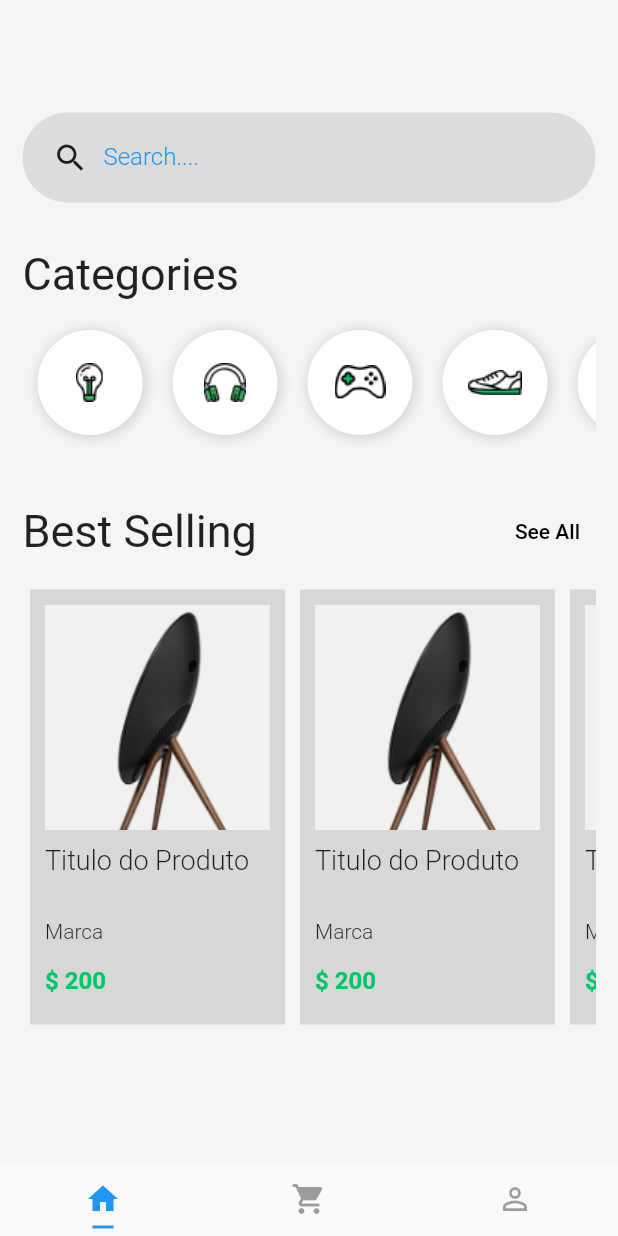
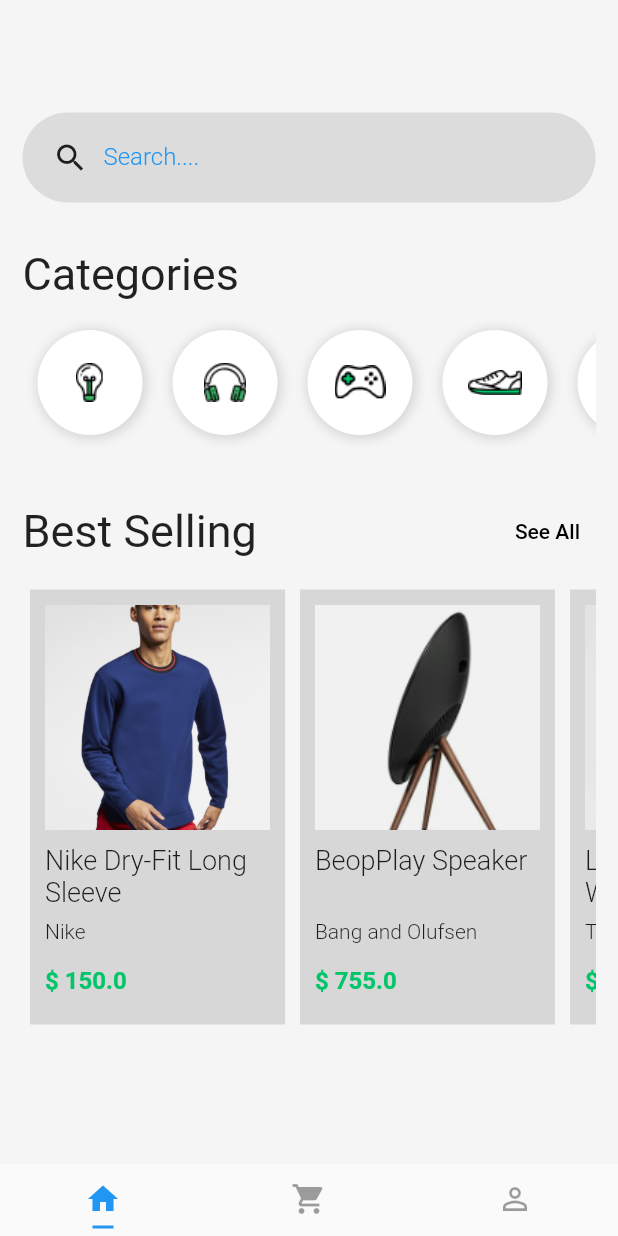
Before and after one commit to FelipeDias28/flutter-layout, a Flutter app: the screen it shows after launch, on a phone screen of 412 x 824 dp. Run offline on Flutter 3.47's test engine with Material 2 defaults, Android fonts, the phone set to English and light mode, and no system bars.

Commit message:
componentizado ProductCard

```diff
--- a/lib/pages/home.page.dart
+++ b/lib/pages/home.page.dart
@@ -1,6 +1,6 @@
 import 'package:flutter/material.dart';
-import 'package:shopping/pages/product.page.dart';
 import 'package:shopping/widgets/category/category-list.widget.dart';
+import 'package:shopping/widgets/product/product-card.widget.dart';
 import 'package:shopping/widgets/search-box.widget.dart';
 
 class HomePage extends StatelessWidget {
@@ -77,76 +77,30 @@
     width: 70,
     child: ListView(
       scrollDirection: Axis.horizontal, // Altera a direção do scrool
-      children: [
-        productItem(context),
-        productItem(context),
-        productItem(context),
-        productItem(context),
-        productItem(context),
-        productItem(context),
-        productItem(context),
-      ],
-    ),
-  );
-}
-
-Widget productItem(BuildContext context) {
-  return Container(
-    padding: const EdgeInsets.all(10),
-    margin: const EdgeInsets.all(5),
-    width: 170,
-    color: Colors.black12,
-    child: Column(
-      crossAxisAlignment: CrossAxisAlignment.start,
-      children: [
-        GestureDetector(
-          // Esse Widget pode ser utilizado em qualquer lugar para realizar uma ação
-          onTap: () {
-            Navigator.push(
-              context,
-              MaterialPageRoute(
-                builder: (context) => const ProductPage(),
-              ),
-            );
-          },
-          child: Image.asset(
-            "assets/product-1.png",
-            width: 170, // Sempre o mesmo do container
-            height: 150,
-            fit: BoxFit
-                .cover, // Expande a imagem até a largura e altura cobrir 100% da imagem
-          ),
+      children: const [
+        ProductCard(
+          image: "assets/product-10.png",
+          title: "Nike Dry-Fit Long Sleeve",
+          description: "Nike",
+          price: 150,
         ),
-        const SizedBox(
-          height: 10,
+        ProductCard(
+          image: "assets/product-1.png",
+          title: "BeopPlay Speaker",
+          description: "Bang and Olufsen",
+          price: 755,
         ),
-        const SizedBox(
-          height: 50,
-          child: Text(
-            "Titulo do Produto",
-            style: TextStyle(
-              fontSize: 18,
-              fontWeight: FontWeight.w300,
-            ),
-          ),
+        ProductCard(
+          image: "assets/product-2.png",
+          title: "Leather Wristwatch",
+          description: "Tag Heuer",
+          price: 450,
         ),
-        const Text(
-          "Marca",
-          style: TextStyle(
-            fontSize: 14,
-            fontWeight: FontWeight.w300,
-          ),
-        ),
-        const SizedBox(
-          height: 15,
-        ),
-        const Text(
-          "\$ 200",
-          style: TextStyle(
-            fontSize: 16,
-            fontWeight: FontWeight.bold,
-            color: Color(0xFF00C569),
-          ),
+        ProductCard(
+          image: "assets/product-3.png",
+          title: "Smart Bluetooth Speaker",
+          description: "Google Inc",
+          price: 450,
         ),
       ],
     ),
--- /dev/null
+++ b/lib/widgets/product/product-card.widget.dart
@@ -0,0 +1,81 @@
+import 'package:flutter/material.dart';
+import 'package:shopping/pages/product.page.dart';
+
+class ProductCard extends StatelessWidget {
+  final String image;
+  final String title;
+  final String description;
+  final double price;
+
+  const ProductCard({
+    super.key,
+    required this.image,
+    required this.title,
+    required this.description,
+    required this.price,
+  });
+
+  @override
+  Widget build(BuildContext context) {
+    return Container(
+      padding: const EdgeInsets.all(10),
+      margin: const EdgeInsets.all(5),
+      width: 170,
+      color: Colors.black12,
+      child: Column(
+        crossAxisAlignment: CrossAxisAlignment.start,
+        children: [
+          GestureDetector(
+            // Esse Widget pode ser utilizado em qualquer lugar para realizar uma ação
+            onTap: () {
+              Navigator.push(
+                context,
+                MaterialPageRoute(
+                  builder: (context) => const ProductPage(),
+                ),
+              );
+            },
+            child: Image.asset(
+              image,
+              width: 170, // Sempre o mesmo do container
+              height: 150,
+              fit: BoxFit
+                  .cover, // Expande a imagem até a largura e altura cobrir 100% da imagem
+            ),
+          ),
+          const SizedBox(
+            height: 10,
+          ),
+          SizedBox(
+            height: 50,
+            child: Text(
+              title,
+              style: const TextStyle(
+                fontSize: 18,
+                fontWeight: FontWeight.w300,
+              ),
+            ),
+          ),
+          Text(
+            description,
+            style: const TextStyle(
+              fontSize: 14,
+              fontWeight: FontWeight.w300,
+            ),
+          ),
+          const SizedBox(
+            height: 15,
+          ),
+          Text(
+            "\$ $price", // Não precisa dos colchetes pois não esta fazendo nenhuma operação, somente mostra o valor
+            style: const TextStyle(
+              fontSize: 16,
+              fontWeight: FontWeight.bold,
+              color: Color(0xFF00C569),
+            ),
+          ),
+        ],
+      ),
+    );
+  }
+}
```
